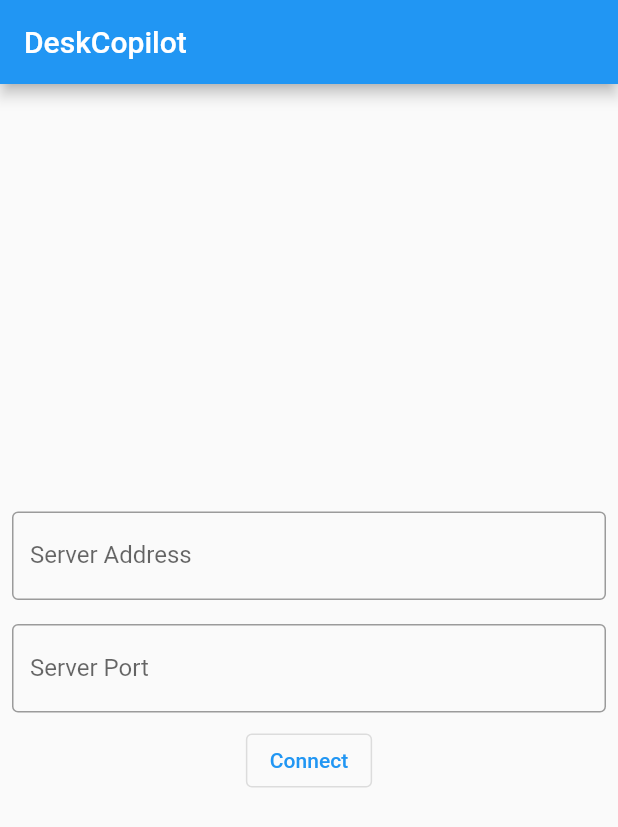
After one commit to xyzyxJP/deskcopilot-client, a Flutter app: the screen it shows after launch, on a phone screen of 412 x 824 dp. The commit adds this screen. Shown: the top 827 px of the screen. Run offline on Flutter 3.47's test engine with Material 2 defaults, Android fonts, the light colour scheme and no system bars.

Commit message:
add provide

```diff
--- /dev/null
+++ b/lib/home.dart
@@ -0,0 +1,68 @@
+import 'package:deskcopilot/provide.dart';
+import 'package:flutter/material.dart';
+import 'package:flutter/services.dart';
+import 'package:provider/provider.dart';
+
+class HomePage extends StatefulWidget {
+  const HomePage({super.key});
+
+  @override
+  State<HomePage> createState() => _HomePageState();
+}
+
+class _HomePageState extends State<HomePage> {
+  final TextEditingController _addressController = TextEditingController();
+  final TextEditingController _portController = TextEditingController();
+
+  var _message = '';
+
+  @override
+  Widget build(BuildContext context) {
+    return Scaffold(
+      appBar: AppBar(
+        title: const Text('DeskCopilot'),
+      ),
+      body: Center(
+        child: Column(
+          mainAxisAlignment: MainAxisAlignment.center,
+          children: <Widget>[
+            Padding(
+              padding: const EdgeInsets.all(8.0),
+              child: TextFormField(
+                inputFormatters: [
+                  FilteringTextInputFormatter.allow(RegExp("[0-9.]"))
+                ],
+                controller: _addressController,
+                keyboardType: TextInputType.number,
+                decoration: const InputDecoration(
+                  border: OutlineInputBorder(),
+                  labelText: 'Server Address',
+                ),
+              ),
+            ),
+            Padding(
+              padding: const EdgeInsets.all(8.0),
+              child: TextFormField(
+                keyboardType: TextInputType.number,
+                inputFormatters: [FilteringTextInputFormatter.digitsOnly],
+                controller: _portController,
+                decoration: const InputDecoration(
+                  border: OutlineInputBorder(),
+                  labelText: 'Server Port',
+                ),
+              ),
+            ),
+            OutlinedButton(
+              onPressed: () {
+                context.read<Provide>().connect(
+                    _addressController.text, int.parse(_portController.text));
+              },
+              child: const Text('Connect'),
+            ),
+            Text(_message),
+          ],
+        ),
+      ),
+    );
+  }
+}
--- /dev/null
+++ b/lib/provide.dart
@@ -0,0 +1,15 @@
+import 'package:deskcopilot/socket.dart';
+import 'package:flutter/foundation.dart';
+
+class Provide extends ChangeNotifier {
+  late Socket _socket;
+
+  void connect(String address, int port) {
+    _socket = Socket(address, port);
+  }
+
+  void refresh() {
+    _socket.sendMessage('refresh');
+    notifyListeners();
+  }
+}
--- /dev/null
+++ b/lib/socket.dart
@@ -0,0 +1,22 @@
+import 'dart:convert';
+
+import 'package:flutter/foundation.dart';
+import 'package:web_socket_channel/web_socket_channel.dart';
+
+class Socket {
+  WebSocketChannel? _server;
+
+  Socket(String address, int port) {
+    _server = WebSocketChannel.connect(Uri.parse('ws://$address:$port'));
+    _server?.stream.listen((event) => receiveMessage(event));
+    sendMessage('layouts');
+  }
+
+  void receiveMessage(String message) {
+    if (kDebugMode) {
+      print(json.decode(message));
+    }
+  }
+
+  void sendMessage(String message) => _server?.sink.add(message);
+}
--- a/pubspec.yaml
+++ b/pubspec.yaml
@@ -13,6 +13,9 @@ dependencies:
 
   cupertino_icons: ^1.0.2
   web_socket_channel: ^2.2.0
+  fluttertoast: ^8.1.1
+  flutter_dotenv: ^5.0.2
+  provider: ^6.0.4
 
 dev_dependencies:
   flutter_test:
```
Also changed, not shown: lib/layout.dart (added, +16 -0 lines), lib/main.dart (+10 -79 lines).
